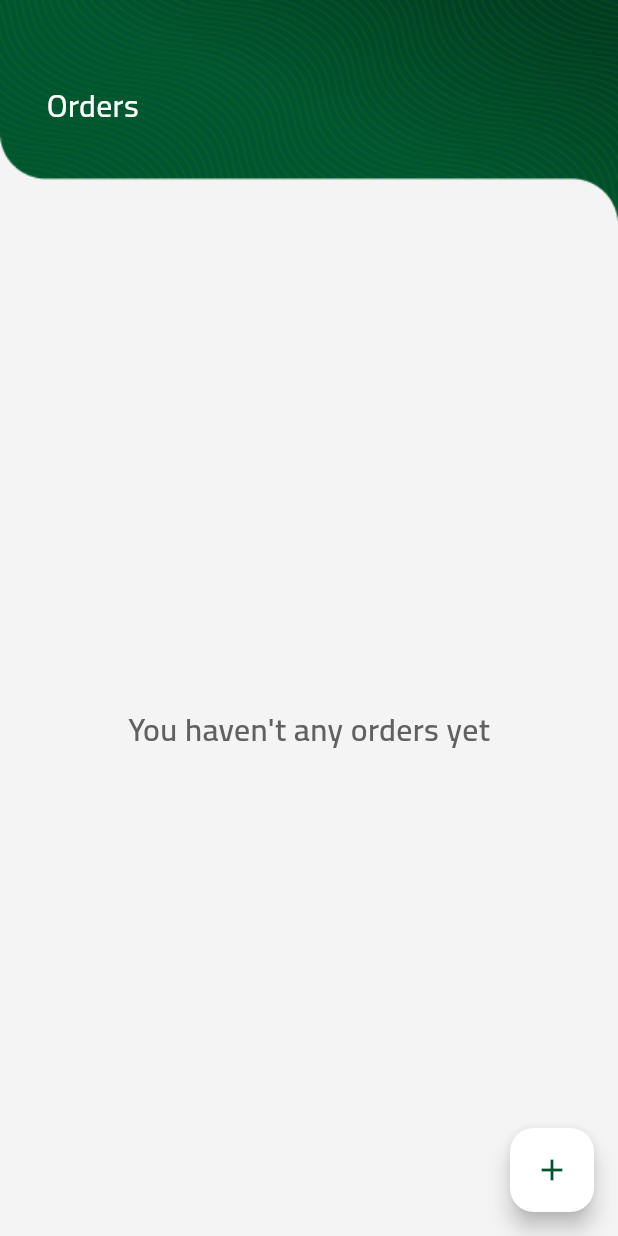
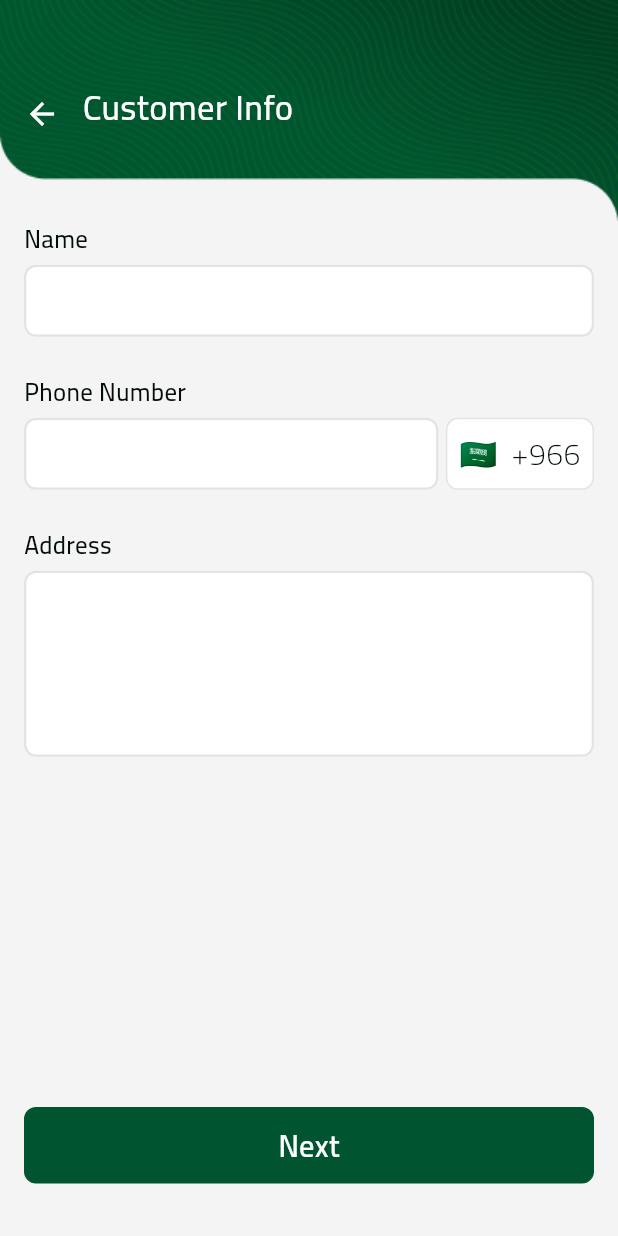
Before and after one commit to mohamedelbendary228/multi-step-order-creation, a Flutter app: the screen it shows after launch, after a tap on the "add" icon, on a phone screen of 412 x 824 dp. Run offline on Flutter 3.47's test engine with Material 3 defaults, Android fonts, the light colour scheme and no system bars; our stand-ins replace country_picker, flutter_screenutil, go_router.

Commit message:
Implement custometer info ui

```diff
--- /dev/null
+++ b/lib/core/constants/dimensions.dart
@@ -0,0 +1,35 @@
+class Dimensions {
+  const Dimensions._();
+
+  /// Radius
+  static const double radius5Px = 5.0;
+  static const double radius10Px = 10.0;
+  static const double radius15Px = 15.0;
+  static const double radius20Px = 20.0;
+  static const double radius25Px = 25.0;
+  static const double radius30Px = 30.0;
+  static const double radius35Px = 35.0;
+
+  /// Padding
+  static const double padding5Px = 5.0;
+  static const double padding10Px = 10.0;
+  static const double padding12Px = 12.0;
+  static const double padding15Px = 15.0;
+  static const double padding20Px = 20.0;
+  static const double padding25Px = 25.0;
+  static const double padding30Px = 30.0;
+  static const double padding35Px = 35.0;
+
+  /// fontSize
+  static const double fontSize10Px = 10.0;
+  static const double fontSize12Px = 12.0;
+  static const double fontSize14Px = 14.0;
+  static const double fontSize16Px = 16.0;
+  static const double fontSize18Px = 18.0;
+  static const double fontSize20Px = 20.0;
+  static const double fontSize22Px = 22.0;
+  static const double fontSize24Px = 24.0;
+  static const double fontSize26Px = 26.0;
+  static const double fontSize28Px = 28.0;
+  static const double fontSize30Px = 30.0;
+}
--- /dev/null
+++ b/lib/core/utils/text_input_validators.dart
@@ -0,0 +1,28 @@
+class TextInputValidators {
+  static String? nameValidation(String value) {
+    if (value.trim().isEmpty) {
+      return "Name filed is required";
+    } else {
+      return null;
+    }
+  }
+
+  static String? addressValidation(String value) {
+    if (value.trim().isEmpty) {
+      return "Address is required";
+    } else {
+      return null;
+    }
+  }
+
+  static String? phoneValidation(String value) {
+    const String pattern = r'(^(?:[+0]9)?[0-9]{10,12}$)';
+    final RegExp regExp = RegExp(pattern);
+    if (value.trim().isEmpty) {
+      return "Phone number is required";
+    } else if (!regExp.hasMatch(value)) {
+      return "Phone number is not valid";
+    }
+    return null;
+  }
+}
--- a/lib/core/widgets/app_deafult_text.dart
+++ b/lib/core/widgets/app_deafult_text.dart
@@ -20,7 +20,7 @@ class AppDefaultText extends StatelessWidget {
     super.key,
     this.fontWeight = FontWeight.w300,
     this.color = AppColors.blackColor,
-    this.fontSize = 22,
+    this.fontSize = 16,
     this.overflow,
     this.height,
     this.textAlign,
--- /dev/null
+++ b/lib/core/widgets/app_text_field.dart
@@ -0,0 +1,116 @@
+import 'package:baridx_order_creation/core/resources/app_colors.dart';
+import 'package:flutter/material.dart';
+import 'package:flutter/services.dart';
+import 'package:flutter_screenutil/flutter_screenutil.dart';
+
+class AppTextField extends StatelessWidget {
+  final TextEditingController controller;
+  final FocusNode? focusNode;
+  final FocusNode? nexFocusNode;
+  final String? hintText;
+  final TextInputType? keyboardType;
+  final String? Function(String?)? validator;
+  final bool obscureText;
+  final Widget? prefixIcon;
+  final Widget? suffixIcon;
+  final Color? borderColor;
+  final List<TextInputFormatter>? inputFormatters;
+  final int? maxLines;
+  final void Function(String)? onChanged;
+  final bool? enabled;
+  final int? maxLength;
+  final int? minLines;
+  final MaxLengthEnforcement? maxLengthEnforcement;
+  final AutovalidateMode? autovalidateMode;
+
+  const AppTextField({
+    super.key,
+    required this.controller,
+    this.focusNode,
+    this.nexFocusNode,
+    this.hintText,
+    this.borderColor,
+    this.prefixIcon,
+    this.keyboardType,
+    this.obscureText = false,
+    this.suffixIcon,
+    this.validator,
+    this.inputFormatters,
+    this.maxLines,
+    this.onChanged,
+    this.enabled,
+    this.maxLength,
+    this.minLines,
+    this.maxLengthEnforcement,
+    this.autovalidateMode,
+  });
+
+  @override
+  Widget build(BuildContext context) {
+    return TextFormField(
+      controller: controller,
+      cursorColor: AppColors.primaryColor,
+      focusNode: focusNode,
+      onFieldSubmitted: (String value) {
+        if (nexFocusNode != null) {
+          FocusScope.of(context).requestFocus(nexFocusNode);
+        }
+      },
+      onChanged: onChanged,
+      keyboardType: keyboardType,
+      validator: validator,
+      autovalidateMode: autovalidateMode ?? AutovalidateMode.onUserInteraction,
+      obscureText: obscureText,
+      inputFormatters: inputFormatters,
+      maxLines: maxLines ?? 1,
+      minLines: maxLines,
+      enabled: enabled,
+      maxLength: maxLength,
+      maxLengthEnforcement: maxLengthEnforcement,
+      style: TextStyle(
+        color: AppColors.naturalDarkGray,
+        fontFamily: "Cairo",
+        fontWeight: FontWeight.w500,
+        fontSize: 12.sp,
+      ),
+      decoration: InputDecoration(
+        contentPadding: EdgeInsets.symmetric(
+          horizontal: 8,
+          vertical: maxLines != null ? 10.0 : 0.0,
+        ),
+        prefixIcon: prefixIcon,
+        suffixIcon: suffixIcon,
+        hintText: hintText,
+        hintStyle: TextStyle(
+          color: const Color(0xFFA3A3A3),
+          fontSize: 8.sp,
+          fontFamily: "Cairo",
+        ),
+        errorStyle: TextStyle(
+          fontSize: 8.sp,
+          fontFamily: "Cairo",
+        ),
+        filled: true,
+        fillColor: Colors.white,
+        border: OutlineInputBorder(
+          borderSide: BorderSide(color: borderColor ?? AppColors.naturalGray, width: 1.5),
+          borderRadius: const BorderRadius.all(
+            Radius.circular(8),
+          ),
+        ),
+        enabledBorder: OutlineInputBorder(
+          borderSide: BorderSide(color: borderColor ?? AppColors.naturalGray, width: 1.5),
+          borderRadius: const BorderRadius.all(
+            Radius.circular(8),
+          ),
+        ),
+        focusedBorder: const OutlineInputBorder(
+          borderSide: BorderSide(color: AppColors.primaryColor, width: 1.5),
+          borderRadius: BorderRadius.all(
+            Radius.circular(8),
+          ),
+        ),
+      ),
+    );
+  }
+}
--- /dev/null
+++ b/lib/core/widgets/main_button.dart
@@ -0,0 +1,50 @@
+import 'package:baridx_order_creation/core/constants/dimensions.dart';
+import 'package:baridx_order_creation/core/resources/app_colors.dart';
+import 'package:baridx_order_creation/core/widgets/app_deafult_text.dart';
+import 'package:flutter/material.dart';
+
+class MainButton extends StatelessWidget {
+  final String text;
+  final Color? backgroundColor;
+  final Color? borderColor;
+  final Color? textColor;
+  final VoidCallback? onTap;
+  final double? fontSize;
+
+  const MainButton({
+    super.key,
+    required this.text,
+    this.backgroundColor,
+    this.borderColor,
+    this.textColor,
+    this.onTap,
+    this.fontSize,
+  });
+
+  @override
+  Widget build(BuildContext context) {
+    return InkWell(
+      onTap: onTap,
+      child: Container(
+        padding: const EdgeInsets.symmetric(vertical: 10),
+        alignment: Alignment.center,
+        width: MediaQuery.of(context).size.width,
+        decoration: BoxDecoration(
+          color: backgroundColor ?? AppColors.primaryColor,
+          borderRadius: const BorderRadius.all(
+            Radius.circular(8),
+          ),
+          border: Border.all(
+            color: borderColor ?? AppColors.primaryColor,
+          ),
+        ),
+        child: AppDefaultText(
+          text,
+          color: textColor ?? Colors.white,
+          fontWeight: FontWeight.w600,
+          fontSize: fontSize ?? Dimensions.fontSize14Px,
+        ),
+      ),
+    );
+  }
+}
--- /dev/null
+++ b/lib/core/widgets/text_field_label.dart
@@ -0,0 +1,27 @@
+import 'package:baridx_order_creation/core/resources/app_colors.dart';
+import 'package:baridx_order_creation/core/widgets/app_deafult_text.dart';
+import 'package:flutter/material.dart';
+import 'package:flutter_screenutil/flutter_screenutil.dart';
+
+class TextFieldLabel extends StatelessWidget {
+  final String text;
+  final double? fontSize;
+  final FontWeight? fontWeight;
+
+  const TextFieldLabel(
+    this.text, {
+    super.key,
+    this.fontSize,
+    this.fontWeight,
+  });
+
+  @override
+  Widget build(BuildContext context) {
+    return AppDefaultText(
+      text,
+      color: AppColors.blackColor,
+      fontSize: fontSize?.sp ?? 12.sp,
+      fontWeight: fontWeight ?? FontWeight.w500,
+    );
+  }
+}
--- /dev/null
+++ b/lib/features/customer_info/presentation/pages/customer_info_page.dart
@@ -0,0 +1,157 @@
+import 'package:baridx_order_creation/core/constants/dimensions.dart';
+import 'package:baridx_order_creation/core/resources/app_colors.dart';
+import 'package:baridx_order_creation/core/utils/text_input_validators.dart';
+import 'package:baridx_order_creation/core/widgets/app_deafult_text.dart';
+import 'package:baridx_order_creation/core/widgets/app_headr.dart';
+import 'package:baridx_order_creation/core/widgets/app_text_field.dart';
+import 'package:baridx_order_creation/core/widgets/main_button.dart';
+import 'package:baridx_order_creation/core/widgets/text_field_label.dart';
+import 'package:country_picker/country_picker.dart';
+import 'package:flutter/material.dart';
+
+class CustomerInfoPage extends StatefulWidget {
+  const CustomerInfoPage({super.key});
+
+  @override
+  State<CustomerInfoPage> createState() => _CustomerInfoPageState();
+}
+
+class _CustomerInfoPageState extends State<CustomerInfoPage> {
+  final GlobalKey<FormState> formKey = GlobalKey<FormState>();
+  final TextEditingController nameController = TextEditingController();
+  final TextEditingController phoneController = TextEditingController();
+  final TextEditingController addressController = TextEditingController();
+
+  //* initialize default country
+  Country selectedCountry = Country(
+    phoneCode: '966',
+    countryCode: 'SA',
+    e164Sc: 0,
+    geographic: true,
+    level: 1,
+    name: 'Saudi Arabia',
+    example: '500123456',
+    displayName: 'Saudi Arabia (SA) [+966]',
+    displayNameNoCountryCode: 'Saudi Arabia (SA)',
+    e164Key: '966-SA-0',
+  );
+
+  @override
+  void dispose() {
+    nameController.dispose();
+    phoneController.dispose();
+    addressController.dispose();
+    super.dispose();
+  }
+
+  void pickCountry() {
+    showCountryPicker(
+      context: context,
+      countryListTheme: CountryListThemeData(
+        bottomSheetHeight: MediaQuery.of(context).size.height * 0.8,
+        borderRadius: const BorderRadius.horizontal(
+          left: Radius.circular(20),
+          right: Radius.circular(20),
+        ),
+      ),
+      onSelect: (Country country) {
+        setState(() {
+          selectedCountry = country;
+        });
+      },
+    );
+  }
+
+  @override
+  Widget build(BuildContext context) {
+    return Scaffold(
+      body: Column(
+        children: [
+          const AppHeader(
+            text: "Customer Info",
+            hasBackButton: true,
+          ),
+          Expanded(
+            child: Padding(
+              padding: const EdgeInsets.symmetric(horizontal: 16.0),
+              child: Form(
+                key: formKey,
+                child: SingleChildScrollView(
+                  physics: const ClampingScrollPhysics(),
+                  child: Column(
+                    crossAxisAlignment: CrossAxisAlignment.start,
+                    children: [
+                      const TextFieldLabel("Name"),
+                      const SizedBox(height: Dimensions.padding5Px),
+                      AppTextField(
+                        controller: nameController,
+                        keyboardType: TextInputType.name,
+                        validator: (value) => TextInputValidators.nameValidation(value!),
+                      ),
+                      const SizedBox(height: Dimensions.padding25Px),
+                      const TextFieldLabel("Phone Number"),
+                      const SizedBox(height: Dimensions.padding5Px),
+                      SizedBox(
+                        child: Row(
+                          crossAxisAlignment: CrossAxisAlignment.start,
+                          children: [
+                            Expanded(
+                              child: AppTextField(
+                                controller: phoneController,
+                                keyboardType: TextInputType.phone,
+                                validator: (value) => TextInputValidators.phoneValidation(value!),
+                              ),
+                            ),
+                            const SizedBox(width: 5),
+                            InkWell(
+                              onTap: pickCountry,
+                              child: Container(
+                                padding: const EdgeInsets.symmetric(horizontal: 8),
+                                height: 48,
+                                alignment: Alignment.center,
+                                decoration: BoxDecoration(
+                                  color: Colors.white,
+                                  border: Border.all(color: AppColors.naturalGray),
+                                  borderRadius: const BorderRadius.all(
+                                    Radius.circular(8),
+                                  ),
+                                ),
+                                child: AppDefaultText(
+                                  "${selectedCountry.flagEmoji}"
+                                  "  +${selectedCountry.phoneCode}",
+                                  fontSize: Dimensions.fontSize14Px,
+                                ),
+                              ),
+                            ),
+                          ],
+                        ),
+                      ),
+                      const SizedBox(height: Dimensions.padding25Px),
+                      const TextFieldLabel("Address"),
+                      const SizedBox(height: Dimensions.padding5Px),
+                      AppTextField(
+                        controller: addressController,
+                        keyboardType: TextInputType.streetAddress,
+                        maxLines: 4,
+                        validator: (value) => TextInputValidators.addressValidation(value!),
+                      ),
+                    ],
+                  ),
+                ),
+              ),
+            ),
+          ),
+          const SizedBox(height: Dimensions.padding20Px),
+          Padding(
+            padding: const EdgeInsets.symmetric(horizontal: 16.0),
+            child: MainButton(
+              text: "Next",
+              onTap: () {},
+            ),
+          ),
+          const SizedBox(height: Dimensions.padding35Px),
+        ],
+      ),
+    );
+  }
+}
--- a/lib/features/home/presentation/pages/home_page.dart
+++ b/lib/features/home/presentation/pages/home_page.dart
@@ -1,7 +1,9 @@
 import 'package:baridx_order_creation/core/resources/app_colors.dart';
 import 'package:baridx_order_creation/core/widgets/app_deafult_text.dart';
 import 'package:baridx_order_creation/core/widgets/app_headr.dart';
+import 'package:baridx_order_creation/routes/routes.dart';
 import 'package:flutter/material.dart';
+import 'package:go_router/go_router.dart';
 
 class HomePage extends StatelessWidget {
   const HomePage({super.key});
@@ -10,7 +12,9 @@ class HomePage extends StatelessWidget {
   Widget build(BuildContext context) {
     return Scaffold(
       floatingActionButton: FloatingActionButton(
-        onPressed: () {},
+        onPressed: () {
+          context.push(Routes.customerInfo);
+        },
         backgroundColor: Colors.white,
         child: const Icon(
           Icons.add,
--- a/lib/main.dart
+++ b/lib/main.dart
@@ -1,7 +1,9 @@
 import 'package:baridx_order_creation/core/resources/app_theme.dart';
 import 'package:baridx_order_creation/routes/router.dart';
+import 'package:country_picker/country_picker.dart';
 import 'package:flutter/material.dart';
 import 'package:flutter/services.dart';
+import 'package:flutter_localizations/flutter_localizations.dart';
 import 'package:flutter_screenutil/flutter_screenutil.dart';
 
 void main() async {
@@ -26,8 +28,23 @@ class MyApp extends StatelessWidget {
           return MaterialApp.router(
             title: 'Order Creation',
             debugShowCheckedModeBanner: false,
+            builder: (context, widget) {
+              return MediaQuery(
+                data: MediaQuery.of(context).copyWith(
+                  textScaler: const TextScaler.linear(1.5),
+                ),
+                child: widget!,
+              );
+            },
             theme: AppTheme.appTheme,
             routerConfig: router,
+            locale: const Locale("en"),
+            localizationsDelegates: const [
+              CountryLocalizations.delegate,
+              GlobalMaterialLocalizations.delegate,
+              GlobalWidgetsLocalizations.delegate,
+              GlobalCupertinoLocalizations.delegate,
+            ],
           );
         });
   }
--- a/lib/routes/router.dart
+++ b/lib/routes/router.dart
@@ -1,3 +1,4 @@
+import 'package:baridx_order_creation/features/customer_info/presentation/pages/customer_info_page.dart';
 import 'package:baridx_order_creation/features/home/presentation/pages/home_page.dart';
 import 'package:baridx_order_creation/routes/routes.dart';
 import 'package:go_router/go_router.dart';
@@ -9,5 +10,9 @@ final GoRouter router = GoRouter(
       path: Routes.home,
       builder: (context, state) => const HomePage(),
     ),
+    GoRoute(
+      path: Routes.customerInfo,
+      builder: (context, state) => const CustomerInfoPage(),
+    ),
   ],
 );
--- a/lib/routes/routes.dart
+++ b/lib/routes/routes.dart
@@ -1,3 +1,4 @@
 class Routes {
   static const String home = "/";
+  static const String customerInfo = "/customer_info";
 }
--- a/pubspec.yaml
+++ b/pubspec.yaml
@@ -13,11 +13,15 @@ environment:
 dependencies:
   flutter:
     sdk: flutter
+  flutter_localizations:
+    sdk: flutter
   cupertino_icons: ^1.0.8
   flutter_bloc: ^9.1.0
   get_it: ^8.0.3
   go_router: ^14.8.1
   flutter_screenutil: ^5.9.3
+  country_picker: ^2.0.27
+  intl: ^0.19.0
 
 
 dev_dependencies:
```
Also changed, not shown: pubspec.lock.
